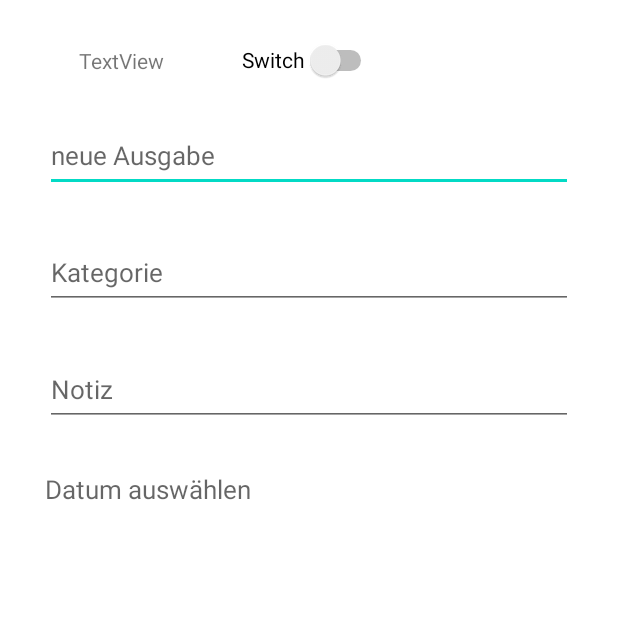
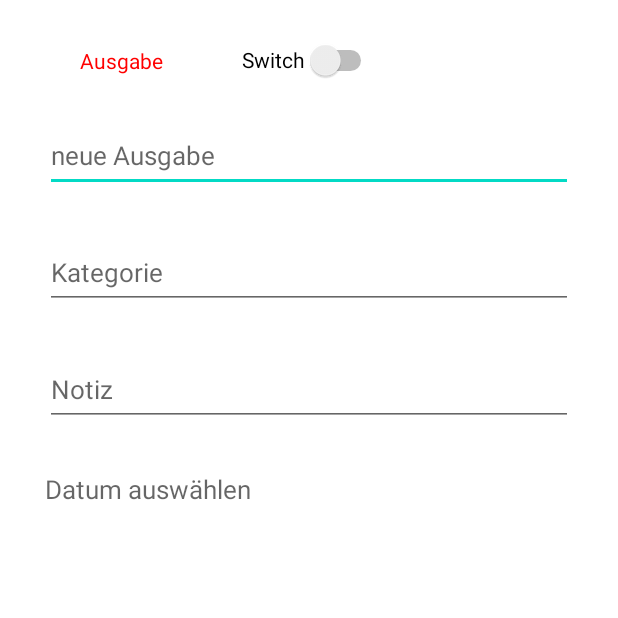
Before and after one commit to laurareimann/Finanztracker, an Android app: the HomeActivity screen opened directly, with no data from a screen before it, item 2 of the bottom bar chosen, on a phone screen of 412 x 824 dp, the top half of it. Run offline under Robolectric (Android 15) with nearby library versions, the phone set to English and light mode, and no system bars; 2 statements that could not run were skipped.

```diff
--- a/app/src/main/java/com/example/testapp/Entries.java
+++ b/app/src/main/java/com/example/testapp/Entries.java
@@ -10,6 +10,7 @@ public class Entries {
     private int entry_day;
     private int entry_month;
     private int entry_year;
+
 
     public Entries(long id, long user_id, int entry_amount, String entry_notice,
                    String entry_date, int entry_day, int entry_month, int entry_year) {
@@ -87,10 +88,12 @@ public class Entries {
         this.entry_year = entry_year;
     }
 
+    // Todo Ausgabe im Home screen fixen
     @Override
     public String toString() {
-        return "Ausgaben: " + entry_amount +
+        return "Einnahme/Ausgabe: " + entry_amount +
                 "€ , Datum: " + entry_date +
                 ", Notiz: " + entry_notice;
+
     }
 }
--- a/app/src/main/java/com/example/testapp/HomeActivity.java
+++ b/app/src/main/java/com/example/testapp/HomeActivity.java
@@ -34,6 +34,8 @@ public class HomeActivity extends AppCompatActivity {
     private TextView balance;
     BottomNavigationView bNV_home;
     private String currentUser;
+    boolean checker = false;
+    DB_user db;
 
 
     @Override
@@ -116,6 +118,7 @@ public class HomeActivity extends AppCompatActivity {
 
         // Put Entries onto Homescreen
         ListView shoppingMemosListView = (ListView) findViewById(R.id.listview_home_entries);
+
         shoppingMemosListView.setAdapter(entriesArrayAdapter);
     }
 }
--- a/app/src/main/res/layout/activity_entries.xml
+++ b/app/src/main/res/layout/activity_entries.xml
@@ -100,7 +100,8 @@
         android:id="@+id/switchText"
         android:layout_width="wrap_content"
         android:layout_height="wrap_content"
-        android:text="TextView"
+        android:text="@string/switchText"
+        android:textColor="@color/red"
         app:layout_constraintBottom_toTopOf="@+id/editxt_entries_amount"
         app:layout_constraintEnd_toStartOf="@+id/switch1"
         app:layout_constraintStart_toStartOf="parent"
--- a/app/src/main/res/values/colors.xml
+++ b/app/src/main/res/values/colors.xml
@@ -20,4 +20,6 @@
     <color name="turquoise_secondary">#5CFBD8</color>
     <color name="white_transparent_background">#30ffffff</color>
 
+    <color name="red">#ff0000</color>
+
 </resources>
--- a/app/src/main/res/values/strings.xml
+++ b/app/src/main/res/values/strings.xml
@@ -35,4 +35,6 @@
     <string name="menu_entries">neue Ausgabe</string>
     <string name="menu_statistics">Statistiken</string>
 
+    <string name="switchText">Ausgabe</string>
+
 </resources>
```
Also changed, not shown: app/src/main/java/com/example/testapp/DB_user.java (+23 -0 lines), app/src/main/java/com/example/testapp/EntriesActivity.java (+7 -2 lines).
